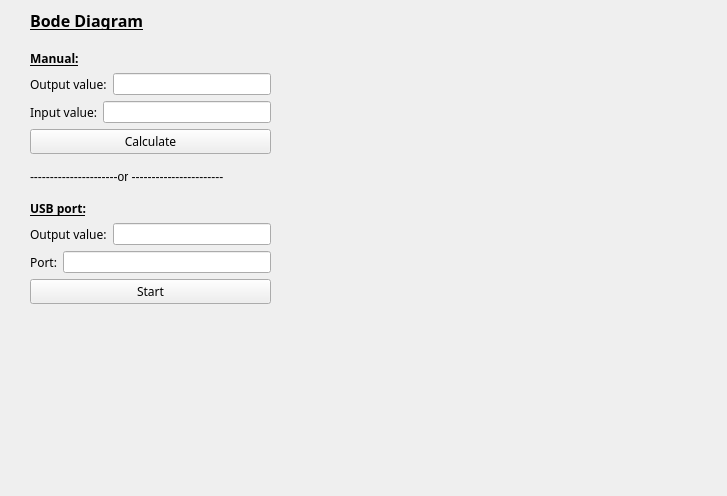
Before: the Qt Designer form widget.ui in dragon90o/BodeDiagram, drawn with Qt 5.
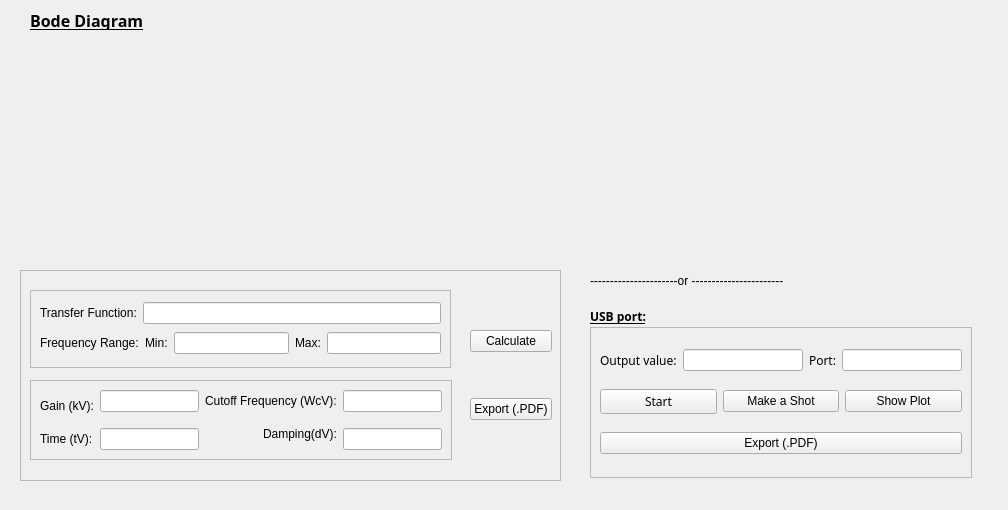
After: the same form once the commit is applied. Custom widgets are drawn as their Qt base class.

Commit message: phase chart added and information has been actualize

```diff
--- a/widget.ui
+++ b/widget.ui
@@ -6,8 +6,8 @@
    <rect>
     <x>0</x>
     <y>0</y>
-    <width>727</width>
-    <height>496</height>
+    <width>1008</width>
+    <height>510</height>
    </rect>
   </property>
   <property name="cursor">
@@ -22,7 +22,7 @@
    </property>
    <property name="geometry">
     <rect>
-     <x>290</x>
+     <x>30</x>
      <y>50</y>
      <width>411</width>
      <height>201</height>
@@ -53,50 +53,160 @@
     <string>Bode Diagram</string>
    </property>
   </widget>
+  <widget class="QLabel" name="label_8">
+   <property name="geometry">
+    <rect>
+     <x>590</x>
+     <y>270</y>
+     <width>239</width>
+     <height>21</height>
+    </rect>
+   </property>
+   <property name="text">
+    <string>----------------------or -----------------------</string>
+   </property>
+  </widget>
+  <widget class="QLabel" name="label_7">
+   <property name="geometry">
+    <rect>
+     <x>590</x>
+     <y>300</y>
+     <width>101</width>
+     <height>32</height>
+    </rect>
+   </property>
+   <property name="font">
+    <font>
+     <family>JetBrainsMono NF</family>
+     <bold>true</bold>
+     <underline>true</underline>
+    </font>
+   </property>
+   <property name="text">
+    <string>USB port:</string>
+   </property>
+  </widget>
+  <widget class="QFrame" name="frame_3">
+   <property name="geometry">
+    <rect>
+     <x>20</x>
+     <y>270</y>
+     <width>541</width>
+     <height>211</height>
+    </rect>
+   </property>
+   <property name="frameShape">
+    <enum>QFrame::Shape::StyledPanel</enum>
+   </property>
+   <property name="frameShadow">
+    <enum>QFrame::Shadow::Raised</enum>
+   </property>
   <widget class="QWidget" name="layoutWidget">
    <property name="geometry">
     <rect>
-     <x>30</x>
-     <y>50</y>
-     <width>241</width>
-     <height>254</height>
-    </rect>
-   </property>
-   <property name="autoFillBackground">
-    <bool>true</bool>
-   </property>
-   <layout class="QVBoxLayout" name="verticalLayout_3">
-    <item>
+      <x>450</x>
+      <y>20</y>
+      <width>82</width>
+      <height>171</height>
+     </rect>
+    </property>
      <layout class="QVBoxLayout" name="verticalLayout">
       <item>
-       <widget class="QLabel" name="label_6">
-        <property name="font">
-         <font>
-          <family>JetBrainsMono NF</family>
-          <pointsize>9</pointsize>
-          <bold>true</bold>
-          <underline>true</underline>
-         </font>
-        </property>
-        <property name="autoFillBackground">
-         <bool>true</bool>
-        </property>
+      <widget class="QPushButton" name="calculateButton">
+       <property name="text">
+        <string>Calculate</string>
+       </property>
+      </widget>
+     </item>
+     <item>
+      <widget class="QPushButton" name="pushButton_4">
+       <property name="text">
+        <string>Export (.PDF)</string>
+       </property>
+      </widget>
+     </item>
+    </layout>
+   </widget>
+   <widget class="QFrame" name="frame">
+    <property name="geometry">
+     <rect>
+      <x>10</x>
+      <y>110</y>
+      <width>422</width>
+      <height>80</height>
+     </rect>
+    </property>
+    <property name="frameShape">
+     <enum>QFrame::Shape::StyledPanel</enum>
+    </property>
+    <property name="frameShadow">
+     <enum>QFrame::Shadow::Raised</enum>
+    </property>
+    <layout class="QGridLayout" name="gridLayout">
+     <item row="0" column="1">
+      <widget class="QLineEdit" name="kValue"/>
+     </item>
+     <item row="2" column="4">
+      <widget class="QLineEdit" name="dampingValue"/>
+     </item>
+     <item row="2" column="1">
+      <widget class="QLineEdit" name="tValue"/>
+     </item>
+     <item row="0" column="2" colspan="2">
+      <widget class="QLabel" name="label_12">
         <property name="text">
-         <string>Manual:</string>
+        <string>Cutoff Frequency (WcV):</string>
         </property>
        </widget>
       </item>
+     <item row="2" column="0">
+      <widget class="QLabel" name="label_11">
+       <property name="text">
+        <string>Time (tV):</string>
+       </property>
+      </widget>
+     </item>
+     <item row="0" column="0" rowspan="2">
+      <widget class="QLabel" name="label_10">
+       <property name="text">
+        <string>Gain (kV):</string>
+       </property>
+      </widget>
+     </item>
+     <item row="0" column="4">
+      <widget class="QLineEdit" name="wcValue"/>
+     </item>
+     <item row="1" column="3" rowspan="2">
+      <widget class="QLabel" name="label_13">
+       <property name="text">
+        <string>Damping(dV):</string>
+       </property>
+      </widget>
+     </item>
+    </layout>
+   </widget>
+   <widget class="QFrame" name="frame_2">
+    <property name="geometry">
+     <rect>
+      <x>10</x>
+      <y>20</y>
+      <width>421</width>
+      <height>78</height>
+     </rect>
+    </property>
+    <property name="frameShape">
+     <enum>QFrame::Shape::StyledPanel</enum>
+    </property>
+    <property name="frameShadow">
+     <enum>QFrame::Shadow::Raised</enum>
+    </property>
+    <layout class="QVBoxLayout" name="verticalLayout_2">
       <item>
        <layout class="QHBoxLayout" name="horizontalLayout">
         <item>
          <widget class="QLabel" name="label_2">
-          <property name="font">
-           <font>
-            <family>JetBrainsMono NF</family>
-           </font>
-          </property>
           <property name="text">
-           <string>Output value:</string>
+          <string>Transfer Function:</string>
           </property>
          </widget>
         </item>
@@ -109,62 +219,83 @@
        <layout class="QHBoxLayout" name="horizontalLayout_2">
         <item>
          <widget class="QLabel" name="label_3">
-          <property name="font">
-           <font>
-            <family>JetBrainsMono NF</family>
-           </font>
-          </property>
+         <property name="text">
+          <string>Frequency Range:</string>
+         </property>
+        </widget>
+       </item>
+       <item>
+        <widget class="QLabel" name="label_6">
           <property name="text">
-           <string>Input value:</string>
+          <string>Min:</string>
           </property>
          </widget>
         </item>
         <item>
-         <widget class="QLineEdit" name="mInputValue"/>
-        </item>
-       </layout>
-      </item>
+        <widget class="QLineEdit" name="frequencyMinValue"/>
+       </item>
+       <item>
+        <widget class="QLabel" name="label_9">
+         <property name="text">
+          <string>Max:</string>
+         </property>
+        </widget>
+       </item>
+       <item>
+        <widget class="QLineEdit" name="frequencyMaxValue"/>
+       </item>
+      </layout>
+     </item>
+    </layout>
+   </widget>
+  </widget>
+  <widget class="QFrame" name="frame_4">
+   <property name="geometry">
+    <rect>
+     <x>590</x>
+     <y>327</y>
+     <width>382</width>
+     <height>151</height>
+    </rect>
+   </property>
+   <property name="frameShape">
+    <enum>QFrame::Shape::StyledPanel</enum>
+   </property>
+   <property name="frameShadow">
+    <enum>QFrame::Shadow::Raised</enum>
+   </property>
+   <layout class="QGridLayout" name="gridLayout_2">
+    <item row="1" column="0">
+     <layout class="QHBoxLayout" name="horizontalLayout_4">
       <item>
-       <widget class="QPushButton" name="calculatePushButton">
+       <widget class="QPushButton" name="startPushButton">
         <property name="font">
          <font>
           <family>JetBrainsMono NF</family>
          </font>
         </property>
-        <property name="autoFillBackground">
-         <bool>true</bool>
-        </property>
         <property name="text">
-         <string>Calculate</string>
+         <string>Start</string>
         </property>
        </widget>
       </item>
-     </layout>
-    </item>
     <item>
-     <widget class="QLabel" name="label_8">
+       <widget class="QPushButton" name="pushButton">
       <property name="text">
-       <string>----------------------or -----------------------</string>
+         <string>Make a Shot</string>
       </property>
      </widget>
     </item>
     <item>
-     <layout class="QVBoxLayout" name="verticalLayout_2">
-      <item>
-       <widget class="QLabel" name="label_7">
-        <property name="font">
-         <font>
-          <family>JetBrainsMono NF</family>
-          <bold>true</bold>
-          <underline>true</underline>
-         </font>
-        </property>
+       <widget class="QPushButton" name="pushButton_2">
         <property name="text">
-         <string>USB port:</string>
+         <string>Show Plot</string>
         </property>
        </widget>
       </item>
-      <item>
+     </layout>
+    </item>
+    <item row="0" column="0">
        <layout class="QHBoxLayout" name="horizontalLayout_3">
         <item>
          <widget class="QLabel" name="label_5">
@@ -185,10 +316,6 @@
           </property>
          </widget>
         </item>
-       </layout>
-      </item>
-      <item>
-       <layout class="QHBoxLayout" name="horizontalLayout_4">
         <item>
          <widget class="QLabel" name="label_4">
           <property name="font">
@@ -206,21 +333,30 @@
         </item>
        </layout>
       </item>
-      <item>
-       <widget class="QPushButton" name="startPushButton">
-        <property name="font">
-         <font>
-          <family>JetBrainsMono NF</family>
-         </font>
-        </property>
+    <item row="2" column="0">
+     <widget class="QPushButton" name="pushButton_5">
         <property name="text">
-         <string>Start</string>
+       <string>Export (.PDF)</string>
         </property>
        </widget>
       </item>
      </layout>
-    </item>
-   </layout>
+  </widget>
+  <widget class="QCustomPlot" name="customPlotPhase" native="true">
+   <property name="enabled">
+    <bool>true</bool>
+   </property>
+   <property name="geometry">
+    <rect>
+     <x>540</x>
+     <y>50</y>
+     <width>411</width>
+     <height>201</height>
+    </rect>
+   </property>
+   <property name="tabletTracking">
+    <bool>false</bool>
+   </property>
   </widget>
  </widget>
  <customwidgets>
```
Left out of the diff: 2 changed lines with no effect on the pictures. Lines whose indentation alone changed are shown as unchanged. The commit also changes 10 other files.
